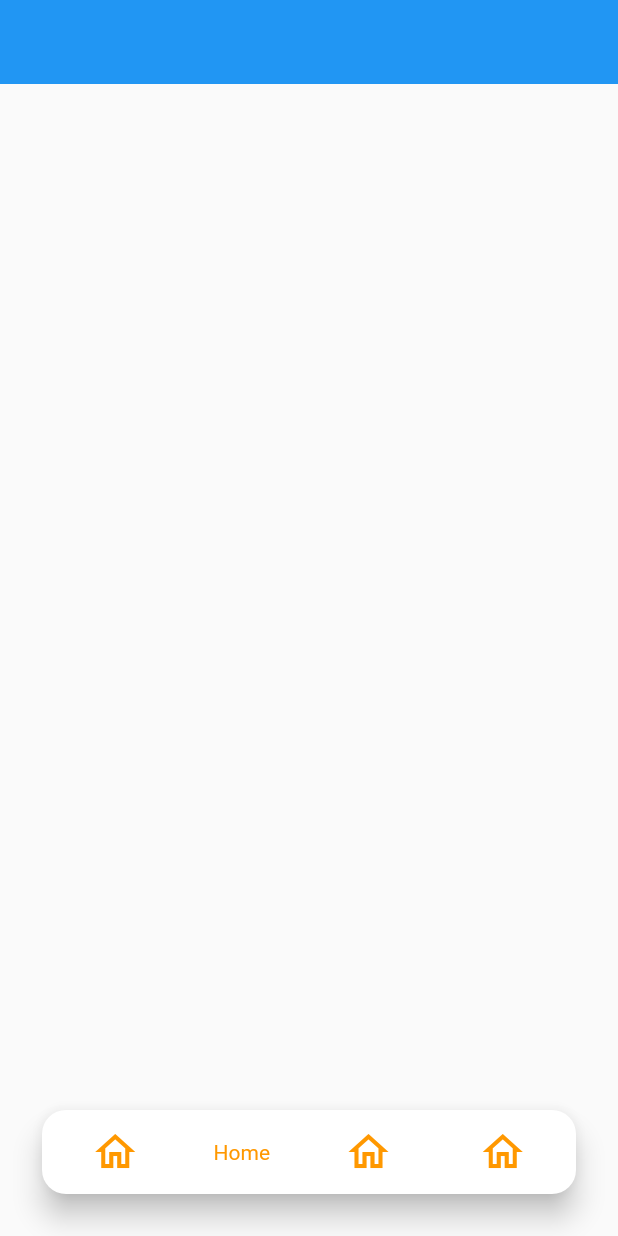
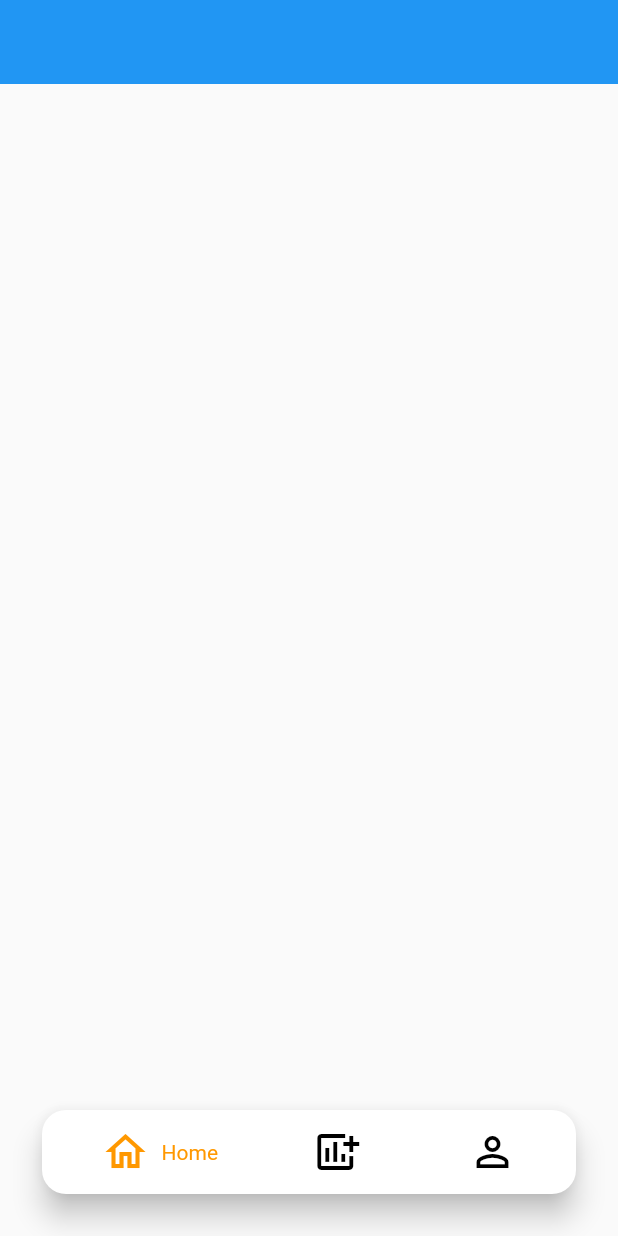
Before and after one commit to JAICHANGPARK/flutter_notebook_10th_story, a Flutter app: the screen it shows after launch, on a phone screen of 412 x 824 dp. Run offline on Flutter 3.47's test engine with Material 2 defaults, Android fonts, the phone set to English and light mode, and no system bars.

Commit message:
Update yoga_home_page.dart

```diff
--- a/lib/ep657_yoga_app/ui/yoga_home_page.dart
+++ b/lib/ep657_yoga_app/ui/yoga_home_page.dart
@@ -42,23 +42,24 @@ class _YogaHomePageState extends State<YogaHomePage> {
                           iconSize: 32,
                           onPressed: () {},
                         ),
+                        Text(
+                          "Home",
+                          style: TextStyle(color: Colors.orange),
+                        ),
                       ],
                     ),
-                    Text(
-                      "Home",
-                      style: TextStyle(color: Colors.orange),
-                    ),
+
 
                     IconButton(
-                      icon: Icon(Icons.home_outlined),
-                      color: Colors.orange,
+                      icon: Icon(Icons.add_chart),
+                      color: Colors.black,
                       iconSize: 32,
                       onPressed: () {},
                     ),
 
                     IconButton(
-                      icon: Icon(Icons.home_outlined),
-                      color: Colors.orange,
+                      icon: Icon(Icons.person_outline),
+                      color: Colors.black,
                       iconSize: 32,
                       onPressed: () {},
                     ),
```
